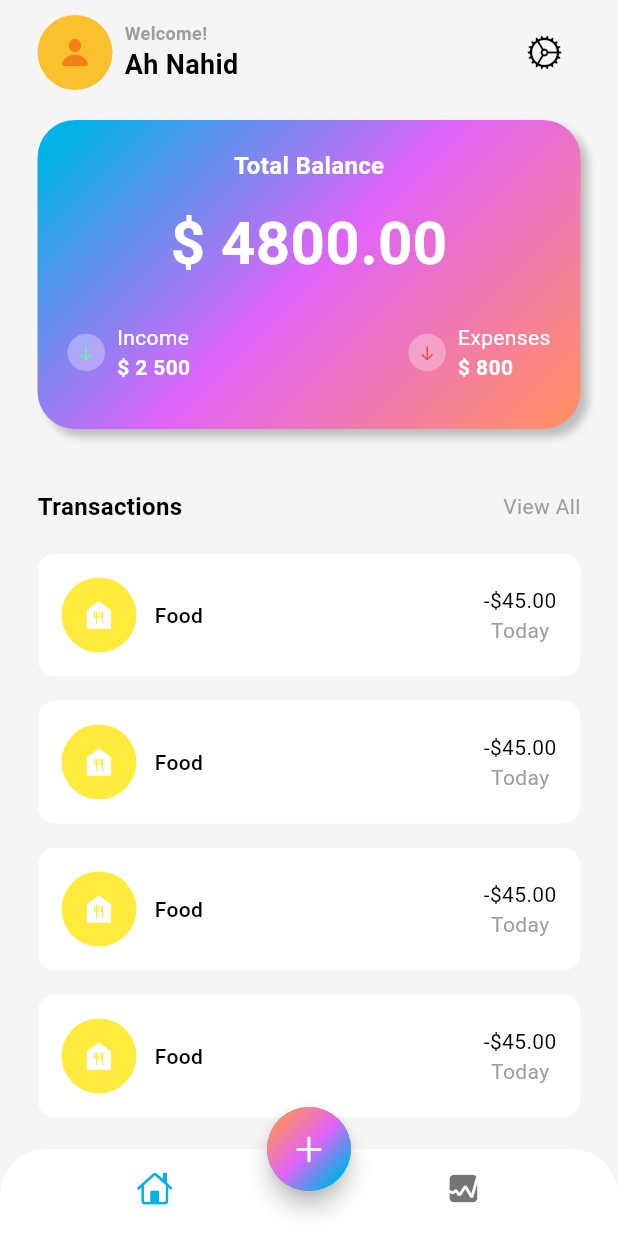
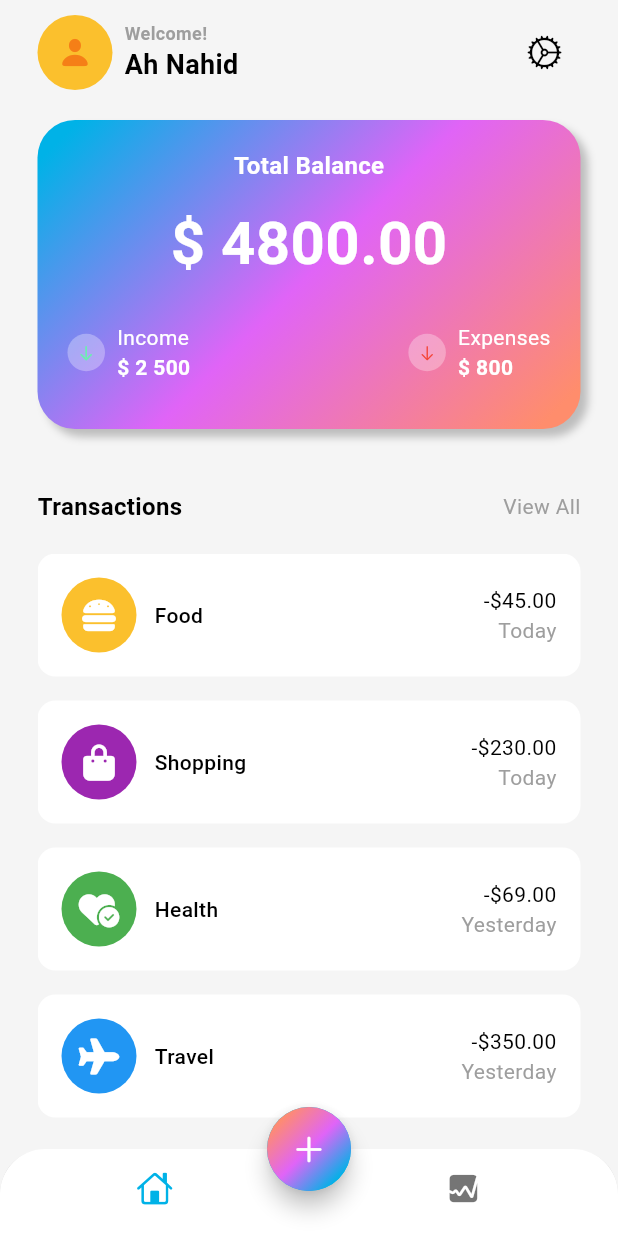
Before and after one commit to ah-nah1d/expense_tracker, a Flutter app: the screen it shows after launch, on a phone screen of 412 x 824 dp. Run offline on Flutter 3.47's test engine with Material 3 defaults, Android fonts, the phone set to English and light mode, and no system bars; our stand-ins replace font_awesome_flutter.

Commit message:
Added dummy Data

```diff
--- /dev/null
+++ b/lib/data/data.dart
@@ -0,0 +1,33 @@
+import 'package:flutter/material.dart';
+import 'package:font_awesome_flutter/font_awesome_flutter.dart';
+
+List<Map<String,dynamic>> transactionsData = [
+  {
+    'icon': const FaIcon(FontAwesomeIcons.burger,color: Colors.white),
+    'color': Colors.yellow[700],
+    'name': 'Food',
+    'totalAmount': '-\$45.00',
+    'date': 'Today',
+  },
+  {
+    'icon': const FaIcon(FontAwesomeIcons.bagShopping,color: Colors.white),
+    'color': Colors.purple,
+    'name': 'Shopping',
+    'totalAmount': '-\$230.00',
+    'date': 'Today',
+  },
+  {
+    'icon': const FaIcon(FontAwesomeIcons.heartCircleCheck,color: Colors.white),
+    'color': Colors.green,
+    'name': 'Health',
+    'totalAmount': '-\$69.00',
+    'date': 'Yesterday',
+  },
+  {
+    'icon': const FaIcon(FontAwesomeIcons.plane,color: Colors.white),
+    'color': Colors.blue,
+    'name': 'Travel',
+    'totalAmount': '-\$350.00',
+    'date': 'Yesterday',
+  },
+];
--- a/lib/screens/Home/views/main_screen.dart
+++ b/lib/screens/Home/views/main_screen.dart
@@ -1,5 +1,6 @@
 import 'dart:math';
 
+import 'package:expense_tracker/data/data.dart';
 import 'package:flutter/cupertino.dart';
 import 'package:flutter/material.dart';
 
@@ -212,8 +213,7 @@ class MainScreen extends StatelessWidget {
                     style: TextStyle(
                         fontSize: 14,
                         color: Theme.of(context).colorScheme.outline,
-                      fontWeight: FontWeight.w400
-                    ),
+                        fontWeight: FontWeight.w400),
                   ),
                 )
               ],
@@ -223,7 +223,7 @@ class MainScreen extends StatelessWidget {
             ),
             Expanded(
               child: ListView.builder(
-                itemCount: 6,
+                  itemCount: transactionsData.length,
                   itemBuilder: (context, int i) {
                     return Padding(
                       padding: const EdgeInsets.only(bottom: 16.0),
@@ -246,44 +246,46 @@ class MainScreen extends StatelessWidget {
                                         width: 50,
                                         height: 50,
                                         decoration: BoxDecoration(
-                                        color: Colors.yellow,
-                                        shape: BoxShape.circle
+                                            color: transactionsData[i]['color'],
+                                            shape: BoxShape.circle),
                                       ),
-                                    ),
-                                    const Icon(
-                                      Icons.food_bank,
-                                      color: Colors.white,
-                                    )
+                                      transactionsData[i]['icon'],
                                     ],
                                   ),
-                                SizedBox(width: 12,),
+                                  SizedBox(
+                                    width: 12,
+                                  ),
                                   Text(
-                                  'Food',
+                                    transactionsData[i]['name'],
                                     style: TextStyle(
                                         fontSize: 14,
-                                    color: Theme.of(context).colorScheme.onSurface,
-                                    fontWeight: FontWeight.w500
-                                  ),
+                                        color: Theme.of(context)
+                                            .colorScheme
+                                            .onSurface,
+                                        fontWeight: FontWeight.w500),
                                   ),
                                 ],
                               ),
                               Column(
+                                crossAxisAlignment: CrossAxisAlignment.end,
                                 children: [
                                   Text(
-                                  '-\$45.00',
+                                    transactionsData[i]['totalAmount'],
                                     style: TextStyle(
                                         fontSize: 14,
-                                    color: Theme.of(context).colorScheme.onSurface,
-                                    fontWeight: FontWeight.w400
-                                  ),
+                                        color: Theme.of(context)
+                                            .colorScheme
+                                            .onSurface,
+                                        fontWeight: FontWeight.w400),
                                   ),
                                   Text(
-                                  'Today',
+                                    transactionsData[i]['date'],
                                     style: TextStyle(
                                         fontSize: 14,
-                                    color: Theme.of(context).colorScheme.outline,
-                                    fontWeight: FontWeight.w400
-                                  ),
+                                        color: Theme.of(context)
+                                            .colorScheme
+                                            .outline,
+                                        fontWeight: FontWeight.w400),
                                   ),
                                 ],
                               )
@@ -292,8 +294,7 @@ class MainScreen extends StatelessWidget {
                         ),
                       ),
                     );
-                }
-              ),
+                  }),
             )
           ],
         ),
--- a/pubspec.yaml
+++ b/pubspec.yaml
@@ -34,6 +34,7 @@ dependencies:
   # The following adds the Cupertino Icons font to your application.
   # Use with the CupertinoIcons class for iOS style icons.
   cupertino_icons: ^1.0.8
+  font_awesome_flutter: ^10.8.0
 
 dev_dependencies:
   flutter_test:
```
Also changed, not shown: pubspec.lock. Lines whose indentation alone changed are shown as unchanged.
